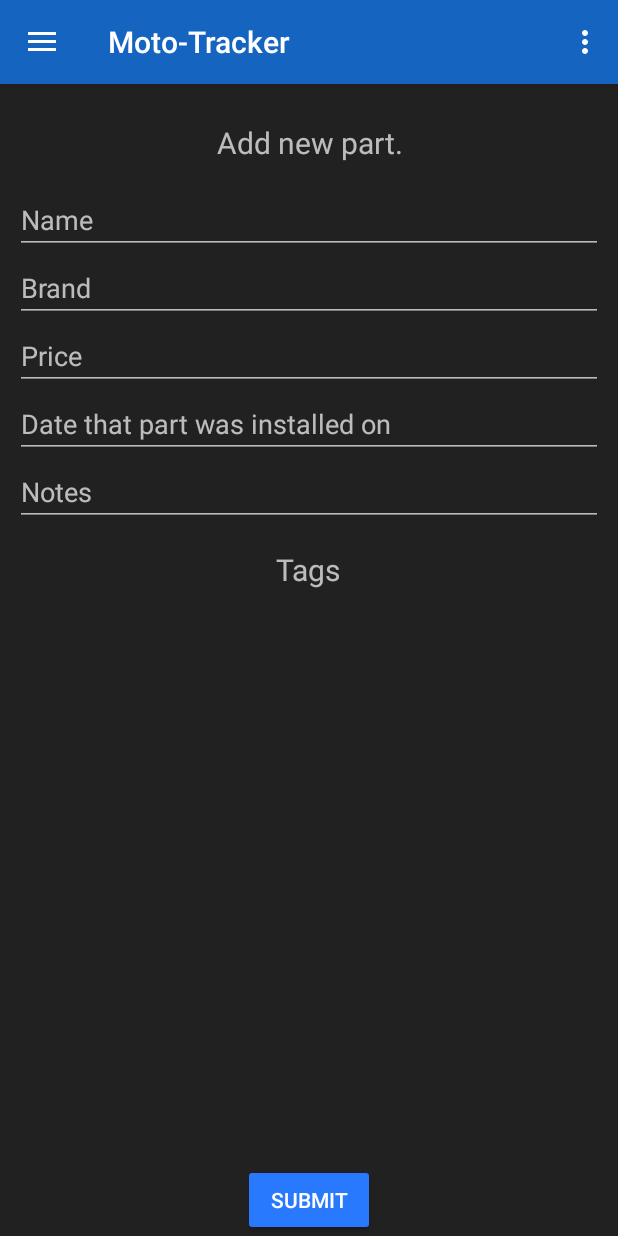
After one commit to Derek-Martin/MotoTracker, an Android app: the fragment PartAddFragment placed in its activity, on a phone screen of 412 x 824 dp. The commit adds this screen. Run offline under Robolectric (Android 15) with nearby library versions, the light colour scheme and no system bars; our stand-ins replace Firebase (no records; nobody signed in at launch, a user with empty details on screens opened directly); 1 statement that could not run was skipped.

Commit message:
Add part almost completed, just need to add tags

```diff
--- a/app/src/main/java/martin/derek/mototracker/MainActivity.java
+++ b/app/src/main/java/martin/derek/mototracker/MainActivity.java
@@ -23,7 +23,8 @@
         FriendsFragment.OnFragmentInteractionListener,
         FriendsBikesFragment.OnFragmentInteractionListener,
         NotificationFragment.OnFragmentInteractionListener,
-        BikesTagsFragment.OnFragmentInteractionListener{
+        BikesTagsFragment.OnFragmentInteractionListener,
+        PartAddFragment.OnFragmentInteractionListener{
 
     private FirebaseAuth auth;
     public static MainActivity This;
--- /dev/null
+++ b/app/src/main/java/martin/derek/mototracker/PartAddFragment.java
@@ -0,0 +1,208 @@
+package martin.derek.mototracker;
+
+import android.app.DatePickerDialog;
+import android.content.Context;
+import android.net.Uri;
+import android.os.Bundle;
+import android.provider.ContactsContract;
+import android.support.v4.app.Fragment;
+import android.support.v4.app.FragmentManager;
+import android.support.v4.app.FragmentTransaction;
+import android.view.LayoutInflater;
+import android.view.MotionEvent;
+import android.view.View;
+import android.view.ViewGroup;
+import android.widget.DatePicker;
+import android.widget.EditText;
+import android.widget.Toast;
+
+import com.google.firebase.database.DatabaseReference;
+import com.google.firebase.database.FirebaseDatabase;
+
+import java.text.SimpleDateFormat;
+import java.util.ArrayList;
+import java.util.Calendar;
+import java.util.HashMap;
+import java.util.List;
+import java.util.Locale;
+import java.util.Map;
+
+
+/**
+ * A simple {@link Fragment} subclass.
+ * Activities that contain this fragment must implement the
+ * {@link PartAddFragment.OnFragmentInteractionListener} interface
+ * to handle interaction events.
+ * Use the {@link PartAddFragment#newInstance} factory method to
+ * create an instance of this fragment.
+ */
+public class PartAddFragment extends Fragment {
+    private static final String ARG_PARAM1 = "param1";
+
+    private View MyView;
+    private OnFragmentInteractionListener mListener;
+
+    private DatabaseReference databaseReference;
+
+    private FirebaseDatabase database = FirebaseDatabase.getInstance();
+
+    public PartAddFragment() {
+        // Required empty public constructor
+    }
+
+    /**
+     * Use this factory method to create a new instance of
+     * this fragment using the provided parameters.
+     *
+     * @param param1 Parameter 1.
+     * @return A new instance of fragment PartAddFragment.
+     */
+    // TODO: Rename and change types and number of parameters
+    public static PartAddFragment newInstance(String param1) {
+        PartAddFragment fragment = new PartAddFragment();
+        Bundle args = new Bundle();
+        args.putString(ARG_PARAM1, param1);
+        fragment.setArguments(args);
+        return fragment;
+    }
+
+    public void setup(){
+        MyView.findViewById(R.id.PartSubmit).setOnClickListener(new View.OnClickListener() {
+            @Override
+            public void onClick(View view) {
+                createPart();
+            }
+        });
+
+
+        final EditText editText = (EditText)MyView.findViewById(R.id.InstalledOn);
+        final Calendar myCalendar = Calendar.getInstance();
+        final DatePickerDialog.OnDateSetListener date = new DatePickerDialog.OnDateSetListener() {
+            @Override
+            public void onDateSet(DatePicker datePicker, int i, int i1, int i2) {
+                myCalendar.set(Calendar.YEAR,i);
+                myCalendar.set(Calendar.MONTH,i1);
+                myCalendar.set(Calendar.DAY_OF_MONTH,i2);
+
+                String format = "MM/dd/yy";
+                SimpleDateFormat simpleDateFormat = new SimpleDateFormat(format, Locale.US);
+                editText.setText(simpleDateFormat.format(myCalendar.getTime()));
+            }
+        };
+
+        editText.setOnFocusChangeListener(new View.OnFocusChangeListener() {
+            @Override
+            public void onFocusChange(View view, boolean b) {
+                //Only when tabbed into and not out of
+                if(b){
+                    new DatePickerDialog(getContext(), date, myCalendar.get(Calendar.YEAR), myCalendar.get(Calendar.MONTH),
+                            myCalendar.get(Calendar.DAY_OF_MONTH)).show();
+                }
+            }
+        });
+
+    }
+
+    @Override
+    public void onCreate(Bundle savedInstanceState) {
+        super.onCreate(savedInstanceState);
+        if (getArguments() != null) {
+            databaseReference = database.getReference(getArguments().getString(ARG_PARAM1));
+        }
+    }
+
+    @Override
+    public View onCreateView(LayoutInflater inflater, ViewGroup container,
+                             Bundle savedInstanceState) {
+        // Inflate the layout for this fragment
+        MyView = inflater.inflate(R.layout.fragment_part_add, container, false);
+        setup();
+        return MyView;
+    }
+
+    // TODO: Rename method, update argument and hook method into UI event
+    public void onButtonPressed(Uri uri) {
+        if (mListener != null) {
+            mListener.onFragmentInteraction(uri);
+        }
+    }
+
+    public void createPart(){
+        String Name = ((EditText)MyView.findViewById(R.id.Name)).getText().toString();
+        String Price = ((EditText)MyView.findViewById(R.id.Price)).getText().toString();
+        String InstalledOn = ((EditText)MyView.findViewById(R.id.InstalledOn)).getText().toString();
+        String Brand = ((EditText)MyView.findViewById(R.id.Brand)).getText().toString();
+        String Notes = ((EditText)MyView.findViewById(R.id.Notes)).getText().toString();
+
+        List<String> Tags = new ArrayList<String>();
+        Map<String, Object> object = new HashMap<>();
+
+        if(Name.length()<1){
+            Toast.makeText(getContext(), "Name is required", Toast.LENGTH_SHORT).show();
+            return;
+        }
+
+        Tags.add(Name);
+
+        if(Brand.length()> 0){
+            Tags.add(Brand);
+            object.put("Brand",Brand);
+        }
+
+
+        if(Price.length()>0)
+            object.put("Price",Price);
+        if(InstalledOn.length()>0)
+            object.put("Installed On",InstalledOn);
+        if(Notes.length()>0)
+            object.put("Notes",Notes);
+
+        Map<String, Object> MapTags = new HashMap<>();
+        for(int i = 0;i<Tags.size();++i){
+            MapTags.put(Tags.get(i),"_");
+        }
+        object.put("Tags",MapTags);
+
+
+        Map<String, Object> parts = new HashMap<>();
+        parts.put(Name,object);
+
+        databaseReference.updateChildren(parts);
+
+        FragmentManager fragmentManager = getFragmentManager();
+        FragmentTransaction transaction = fragmentManager.beginTransaction();
+        transaction.detach(this).commit();
+    }
+
+    @Override
+    public void onAttach(Context context) {
+        super.onAttach(context);
+        if (context instanceof OnFragmentInteractionListener) {
+            mListener = (OnFragmentInteractionListener) context;
+        } else {
+            throw new RuntimeException(context.toString()
+                    + " must implement OnFragmentInteractionListener");
+        }
+    }
+
+    @Override
+    public void onDetach() {
+        super.onDetach();
+        mListener = null;
+    }
+
+    /**
+     * This interface must be implemented by activities that contain this
+     * fragment to allow an interaction in this fragment to be communicated
+     * to the activity and potentially other fragments contained in that
+     * activity.
+     * <p>
+     * See the Android Training lesson <a href=
+     * "http://developer.android.com/training/basics/fragments/communicating.html"
+     * >Communicating with Other Fragments</a> for more information.
+     */
+    public interface OnFragmentInteractionListener {
+        // TODO: Update argument type and name
+        void onFragmentInteraction(Uri uri);
+    }
+}
--- /dev/null
+++ b/app/src/main/res/layout/fragment_part_add.xml
@@ -0,0 +1,91 @@
+<?xml version="1.0" encoding="utf-8"?>
+<RelativeLayout xmlns:android="http://schemas.android.com/apk/res/android"
+    xmlns:tools="http://schemas.android.com/tools"
+    android:layout_width="match_parent"
+    android:layout_height="match_parent"
+    tools:context=".PartAddFragment"
+    android:background="@color/colorDarkNonTrans">
+
+    <!-- TODO: Update blank fragment layout -->
+
+
+    <LinearLayout
+        android:layout_width="match_parent"
+        android:layout_height="match_parent"
+        android:layout_margin="10dp"
+        android:layout_marginTop="20dp"
+
+        android:orientation="vertical">
+
+        <TextView
+            android:layout_gravity="center"
+            android:textAlignment="center"
+            android:layout_width="wrap_content"
+            android:layout_height="wrap_content"
+            android:textSize="20sp"
+            android:layout_margin="15dp"
+            android:text="Add new part." />
+
+        <EditText
+            android:id="@+id/Name"
+            android:layout_width="match_parent"
+            android:layout_height="wrap_content"
+            android:hint="Name"
+            android:inputType="text"/>
+        <EditText
+            android:id="@+id/Brand"
+            android:layout_width="match_parent"
+            android:layout_height="wrap_content"
+            android:hint="Brand"
+            android:inputType="text"/>
+        <EditText
+            android:id="@+id/Price"
+            android:layout_width="match_parent"
+            android:layout_height="wrap_content"
+            android:hint="Price"
+            android:inputType="numberDecimal"/>
+        <EditText
+            android:id="@+id/InstalledOn"
+            android:layout_width="match_parent"
+            android:layout_height="wrap_content"
+            android:clickable="true"
+            android:inputType="date|none"
+            android:hint="Date that part was installed on"/>
+        <EditText
+            android:id="@+id/Notes"
+            android:layout_width="match_parent"
+            android:layout_height="wrap_content"
+            android:hint="Notes"
+            android:inputType="text"/>
+
+        <TextView
+            android:layout_width="wrap_content"
+            android:layout_height="wrap_content"
+            android:textAlignment="center"
+            android:layout_gravity="center"
+            android:textSize="20sp"
+            android:layout_margin="15dp"
+            android:text="Tags"/>
+
+        <LinearLayout
+            android:layout_width="match_parent"
+            android:layout_height="wrap_content"
+            android:orientation="vertical"
+            android:id="@+id/Tags_holder">
+        </LinearLayout>
+
+
+
+
+
+    </LinearLayout>
+
+    <Button
+        android:id="@+id/PartSubmit"
+        android:layout_alignParentBottom="true"
+        android:layout_centerHorizontal="true"
+        android:layout_width="wrap_content"
+        android:layout_height="wrap_content"
+        android:backgroundTint="@color/colorAccent"
+        android:text="Submit"/>
+</RelativeLayout>
```
Also changed, not shown: app/src/main/java/martin/derek/mototracker/BikesTagsFragment.java (+32 -5 lines), app/src/main/java/martin/derek/mototracker/Part.java (+9 -3 lines), app/src/main/res/drawable/rounded_accent.xml (added, +7 -0 lines), app/src/main/res/layout/fragment_part_tags.xml (+5 -2 lines).
